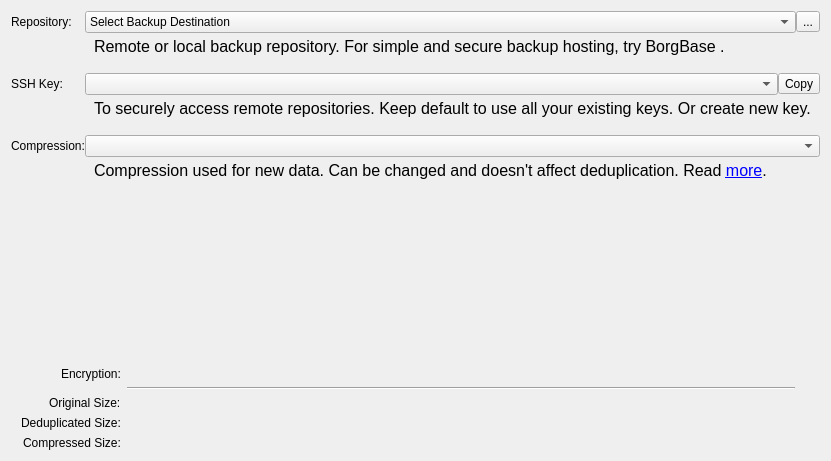
borgbase/vorta, file src/vorta/assets/UI/repotab.ui: the form before one commit.
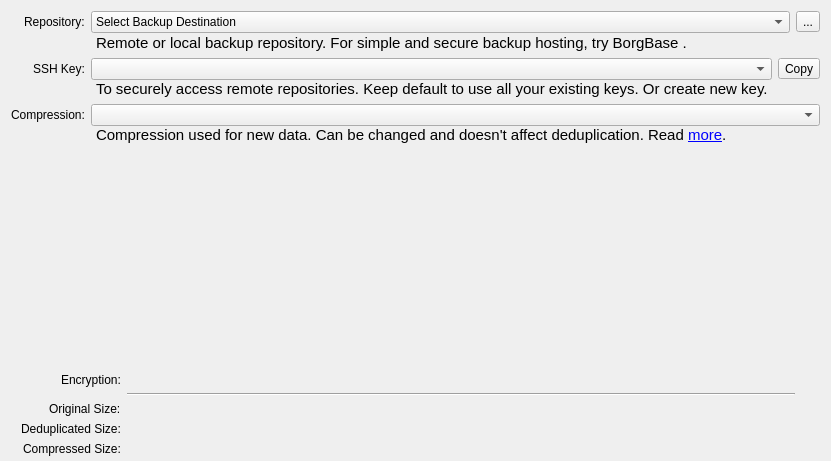
The form after the commit. Icons and pictures are not drawn.

Patch:
```diff
--- a/src/vorta/assets/UI/repotab.ui
+++ b/src/vorta/assets/UI/repotab.ui
@@ -23,30 +23,99 @@
    <string>Form</string>
   </property>
   <layout class="QVBoxLayout" name="verticalLayout">
+   <property name="bottomMargin">
+    <number>5</number>
+   </property>
    <item>
-    <layout class="QGridLayout" name="gridLayout">
+    <layout class="QFormLayout" name="formLayout">
+     <property name="sizeConstraint">
+      <enum>QLayout::SetNoConstraint</enum>
+     </property>
+     <property name="fieldGrowthPolicy">
+      <enum>QFormLayout::ExpandingFieldsGrow</enum>
+     </property>
+     <property name="rowWrapPolicy">
+      <enum>QFormLayout::DontWrapRows</enum>
+     </property>
+     <property name="labelAlignment">
+      <set>Qt::AlignRight|Qt::AlignTop|Qt::AlignTrailing</set>
+     </property>
      <property name="topMargin">
       <number>0</number>
      </property>
-     <property name="spacing">
-      <number>0</number>
-     </property>
-     <item row="2" column="0">
-      <widget class="QLabel" name="label_14">
+     <item row="0" column="0">
+      <widget class="QLabel" name="label">
+       <property name="minimumSize">
+        <size>
+         <width>0</width>
+         <height>0</height>
+        </size>
+       </property>
+       <property name="styleSheet">
+        <string notr="true">margin-top: 4;</string>
+       </property>
        <property name="text">
-        <string>SSH Key:</string>
+        <string>Repository:</string>
+       </property>
+       <property name="alignment">
+        <set>Qt::AlignLeading|Qt::AlignLeft|Qt::AlignTop</set>
+       </property>
+       <property name="wordWrap">
+        <bool>true</bool>
+       </property>
+       <property name="indent">
+        <number>0</number>
        </property>
       </widget>
      </item>
      <item row="0" column="1">
-      <layout class="QHBoxLayout" name="horizontalLayout_2">
-       <property name="topMargin">
+      <layout class="QGridLayout" name="gridLayout_2">
+       <property name="leftMargin">
         <number>0</number>
        </property>
-       <property name="bottomMargin">
-        <number>0</number>
+       <property name="horizontalSpacing">
+        <number>-1</number>
        </property>
-       <item>
+       <property name="verticalSpacing">
+        <number>1</number>
+       </property>
+       <item row="1" column="1">
+        <widget class="QLabel" name="label_5">
+         <property name="enabled">
+          <bool>true</bool>
+         </property>
+         <property name="sizePolicy">
+          <sizepolicy hsizetype="Preferred" vsizetype="Preferred">
+           <horstretch>0</horstretch>
+           <verstretch>0</verstretch>
+          </sizepolicy>
+         </property>
+         <property name="font">
+          <font>
+           <pointsize>11</pointsize>
+          </font>
+         </property>
+         <property name="text">
+          <string>&lt;html&gt;&lt;head/&gt;&lt;body&gt;&lt;p&gt;Remote or local backup repository. For simple and secure backup hosting, try &lt;a href=&quot;https://www.borgbase.com/?utm_source=vorta&amp;amp;utm_medium=app&quot;&gt;&lt;span style=&quot; text-decoration: underline; color:#0000ff;&quot;&gt;BorgBase&lt;/span&gt;&lt;/a&gt;.&lt;/p&gt;&lt;/body&gt;&lt;/html&gt;</string>
+         </property>
+         <property name="alignment">
+          <set>Qt::AlignLeading|Qt::AlignLeft|Qt::AlignVCenter</set>
+         </property>
+         <property name="wordWrap">
+          <bool>true</bool>
+         </property>
+         <property name="margin">
+          <number>0</number>
+         </property>
+         <property name="indent">
+          <number>5</number>
+         </property>
+         <property name="openExternalLinks">
+          <bool>true</bool>
+         </property>
+        </widget>
+       </item>
+       <item row="0" column="1">
         <widget class="QComboBox" name="repoSelector">
          <property name="sizePolicy">
           <sizepolicy hsizetype="Expanding" vsizetype="Fixed">
@@ -64,7 +133,7 @@
          </item>
         </widget>
        </item>
-       <item>
+       <item row="0" column="2">
         <widget class="QToolButton" name="repoRemoveToolbutton">
          <property name="toolTip">
           <string>Unlink Repository (This doesn't delete any data. You can always add a repo again later.)</string>
@@ -83,25 +152,19 @@
        </item>
       </layout>
      </item>
-     <item row="3" column="1">
-      <widget class="QLabel" name="label_2">
-       <property name="sizePolicy">
-        <sizepolicy hsizetype="Preferred" vsizetype="Preferred">
-         <horstretch>0</horstretch>
-         <verstretch>0</verstretch>
-        </sizepolicy>
-       </property>
-       <property name="font">
-        <font>
-         <pointsize>12</pointsize>
-        </font>
+     <item row="1" column="0">
+      <widget class="QLabel" name="label_6">
+       <property name="minimumSize">
+        <size>
+         <width>0</width>
+         <height>0</height>
+        </size>
        </property>
        <property name="styleSheet">
-        <string notr="true">margin-bottom: 10;
-margin-left: 5</string>
+        <string notr="true">margin-top: 4;</string>
        </property>
        <property name="text">
-        <string>To securely access remote repositories. Keep default to use all your existing keys. Or create new key.</string>
+        <string>SSH Key:</string>
        </property>
        <property name="alignment">
         <set>Qt::AlignLeading|Qt::AlignLeft|Qt::AlignTop</set>
@@ -109,71 +172,17 @@
        <property name="wordWrap">
         <bool>true</bool>
        </property>
+       <property name="indent">
+        <number>0</number>
+       </property>
       </widget>
      </item>
      <item row="1" column="1">
-      <widget class="QLabel" name="label_5">
-       <property name="sizePolicy">
-        <sizepolicy hsizetype="Preferred" vsizetype="Preferred">
-         <horstretch>0</horstretch>
-         <verstretch>0</verstretch>
-        </sizepolicy>
-       </property>
-       <property name="font">
-        <font>
-         <pointsize>12</pointsize>
-        </font>
-       </property>
-       <property name="styleSheet">
-        <string notr="true">margin-bottom: 10;
-margin-left: 5</string>
-       </property>
-       <property name="text">
-        <string>&lt;html&gt;&lt;head/&gt;&lt;body&gt;&lt;p&gt;Remote or local backup repository. For simple and secure backup hosting, try &lt;a href=&quot;https://www.borgbase.com/?utm_source=vorta&amp;amp;utm_medium=app&quot;&gt;&lt;span style=&quot; text-decoration: underline; color:#0000ff;&quot;&gt;BorgBase&lt;/span&gt;&lt;/a&gt;.&lt;/p&gt;&lt;/body&gt;&lt;/html&gt;</string>
-       </property>
-       <property name="alignment">
-        <set>Qt::AlignLeading|Qt::AlignLeft|Qt::AlignTop</set>
-       </property>
-       <property name="wordWrap">
-        <bool>true</bool>
-       </property>
-       <property name="margin">
+      <layout class="QGridLayout" name="gridLayout_4">
+       <property name="verticalSpacing">
         <number>0</number>
        </property>
-       <property name="openExternalLinks">
-        <bool>true</bool>
-       </property>
-      </widget>
-     </item>
-     <item row="3" column="0">
-      <spacer name="verticalSpacer_2">
-       <property name="orientation">
-        <enum>Qt::Vertical</enum>
-       </property>
-       <property name="sizeHint" stdset="0">
-        <size>
-         <width>20</width>
-         <height>40</height>
-        </size>
-       </property>
-      </spacer>
-     </item>
-     <item row="4" column="0">
-      <widget class="QLabel" name="label_3">
-       <property name="text">
-        <string>Compression:</string>
-       </property>
-      </widget>
-     </item>
-     <item row="2" column="1">
-      <layout class="QHBoxLayout" name="horizontalLayout">
-       <property name="topMargin">
-        <number>0</number>
-       </property>
-       <item>
-        <widget class="QComboBox" name="sshComboBox"/>
-       </item>
-       <item>
+       <item row="0" column="2">
         <widget class="QToolButton" name="sshKeyToClipboardButton">
          <property name="toolTip">
           <string>Copy public SSH key to clipboard.</string>
@@ -196,54 +205,58 @@
          </property>
         </widget>
        </item>
+       <item row="0" column="1">
+        <widget class="QComboBox" name="sshComboBox">
+         <property name="sizePolicy">
+          <sizepolicy hsizetype="Expanding" vsizetype="Fixed">
+           <horstretch>0</horstretch>
+           <verstretch>0</verstretch>
+          </sizepolicy>
+         </property>
+        </widget>
+       </item>
+       <item row="1" column="1">
+        <widget class="QLabel" name="label_2">
+         <property name="sizePolicy">
+          <sizepolicy hsizetype="Preferred" vsizetype="Preferred">
+           <horstretch>0</horstretch>
+           <verstretch>0</verstretch>
+          </sizepolicy>
+         </property>
+         <property name="font">
+          <font>
+           <pointsize>11</pointsize>
+          </font>
+         </property>
+         <property name="text">
+          <string>To securely access remote repositories. Keep default to use all your existing keys. Or create new key.</string>
+         </property>
+         <property name="alignment">
+          <set>Qt::AlignLeading|Qt::AlignLeft|Qt::AlignVCenter</set>
+         </property>
+         <property name="wordWrap">
+          <bool>true</bool>
+         </property>
+         <property name="indent">
+          <number>5</number>
+         </property>
+        </widget>
+       </item>
       </layout>
      </item>
-     <item row="1" column="0">
-      <spacer name="verticalSpacer">
-       <property name="orientation">
-        <enum>Qt::Vertical</enum>
-       </property>
-       <property name="sizeHint" stdset="0">
+     <item row="2" column="0">
+      <widget class="QLabel" name="label_7">
+       <property name="minimumSize">
         <size>
-         <width>20</width>
-         <height>40</height>
+         <width>0</width>
+         <height>0</height>
         </size>
        </property>
-      </spacer>
-     </item>
-     <item row="4" column="1">
-      <layout class="QHBoxLayout" name="horizontalLayout_3">
-       <item>
-        <widget class="QComboBox" name="repoCompression"/>
-       </item>
-      </layout>
-     </item>
-     <item row="0" column="0">
-      <widget class="QLabel" name="label">
-       <property name="text">
-        <string>Repository:</string>
-       </property>
-      </widget>
-     </item>
-     <item row="5" column="1">
-      <widget class="QLabel" name="label_4">
-       <property name="sizePolicy">
-        <sizepolicy hsizetype="Preferred" vsizetype="Preferred">
-         <horstretch>0</horstretch>
-         <verstretch>0</verstretch>
-        </sizepolicy>
-       </property>
-       <property name="font">
-        <font>
-         <pointsize>12</pointsize>
-        </font>
-       </property>
        <property name="styleSheet">
-        <string notr="true">margin-bottom: 10;
-margin-left: 5</string>
+        <string notr="true">margin-top: 4;</string>
        </property>
        <property name="text">
-        <string>&lt;html&gt;&lt;head/&gt;&lt;body&gt;&lt;p&gt;Compression used for new data. Can be changed and doesn't affect deduplication. Read &lt;a href=&quot;https://borgbackup.readthedocs.io/en/stable/usage/help.html#borg-help-compression&quot;&gt;&lt;span style=&quot; text-decoration: underline; color:#0000ff;&quot;&gt;more&lt;/span&gt;&lt;/a&gt;.&lt;/p&gt;&lt;/body&gt;&lt;/html&gt;</string>
+        <string>Compression:</string>
        </property>
        <property name="alignment">
         <set>Qt::AlignLeading|Qt::AlignLeft|Qt::AlignTop</set>
@@ -251,8 +264,58 @@
        <property name="wordWrap">
         <bool>true</bool>
        </property>
+       <property name="indent">
+        <number>0</number>
+       </property>
       </widget>
      </item>
+     <item row="2" column="1">
+      <layout class="QGridLayout" name="gridLayout_5">
+       <property name="verticalSpacing">
+        <number>0</number>
+       </property>
+       <item row="0" column="1">
+        <widget class="QComboBox" name="repoCompression">
+         <property name="sizePolicy">
+          <sizepolicy hsizetype="Expanding" vsizetype="Fixed">
+           <horstretch>0</horstretch>
+           <verstretch>0</verstretch>
+          </sizepolicy>
+         </property>
+        </widget>
+       </item>
+       <item row="1" column="1">
+        <widget class="QLabel" name="label_4">
+         <property name="sizePolicy">
+          <sizepolicy hsizetype="Preferred" vsizetype="Preferred">
+           <horstretch>0</horstretch>
+           <verstretch>0</verstretch>
+          </sizepolicy>
+         </property>
+         <property name="font">
+          <font>
+           <pointsize>11</pointsize>
+          </font>
+         </property>
+         <property name="text">
+          <string>&lt;html&gt;&lt;head/&gt;&lt;body&gt;&lt;p&gt;Compression used for new data. Can be changed and doesn't affect deduplication. Read &lt;a href=&quot;https://borgbackup.readthedocs.io/en/stable/usage/help.html#borg-help-compression&quot;&gt;&lt;span style=&quot; text-decoration: underline; color:#0000ff;&quot;&gt;more&lt;/span&gt;&lt;/a&gt;.&lt;/p&gt;&lt;/body&gt;&lt;/html&gt;</string>
+         </property>
+         <property name="alignment">
+          <set>Qt::AlignLeading|Qt::AlignLeft|Qt::AlignVCenter</set>
+         </property>
+         <property name="wordWrap">
+          <bool>true</bool>
+         </property>
+         <property name="indent">
+          <number>5</number>
+         </property>
+         <property name="openExternalLinks">
+          <bool>true</bool>
+         </property>
+        </widget>
+       </item>
+      </layout>
+     </item>
     </layout>
    </item>
    <item>
```
